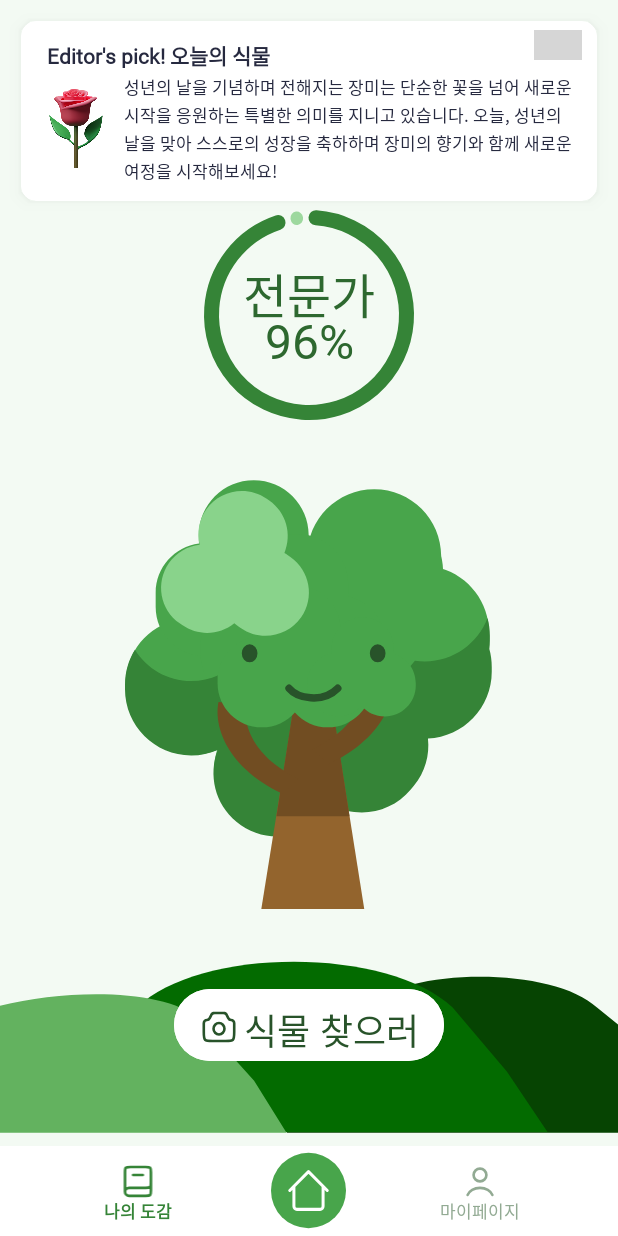
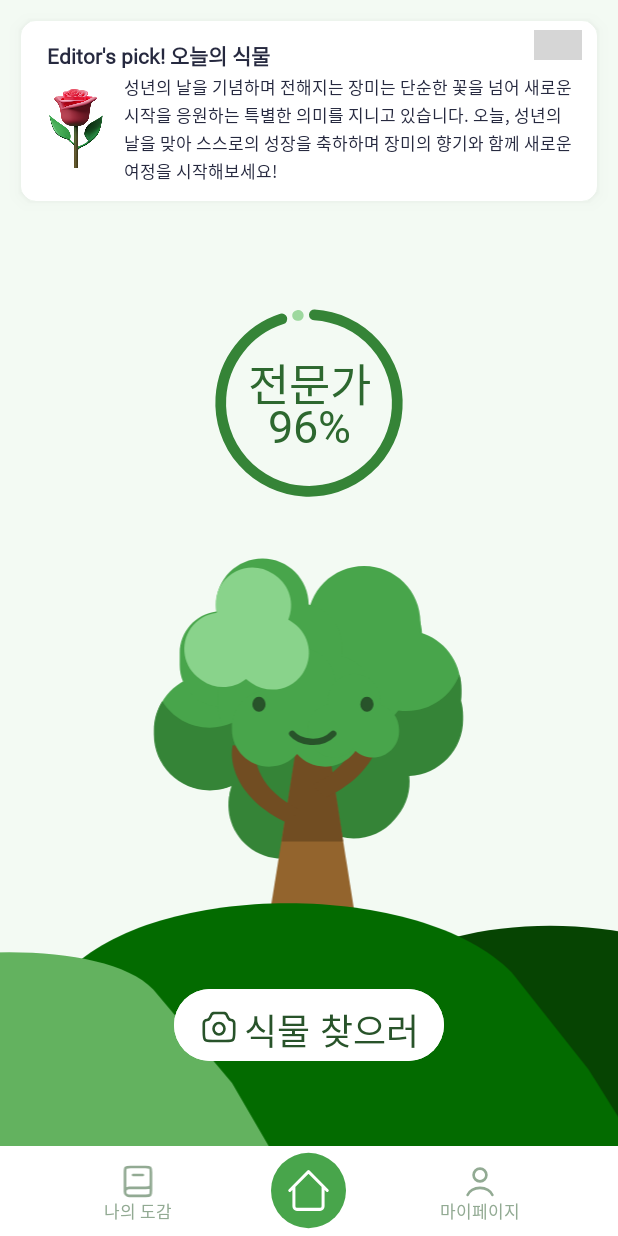
Before and after one commit to chaeminyu/android-shick-jip, an Android app: the HomeActivity screen opened directly, with no data from a screen before it, after a tap on an icon or button, on a phone screen of 412 x 824 dp. Run offline under Robolectric (Android 15) with nearby library versions, the phone set to English and light mode, and no system bars; libraries missing offline, so code that uses them is left out: me.relex.circleindicator; plain views replace CircleIndicator3; Roboto replaces fonts that are not available here; 2 statements that could not run were skipped; grey boxes are pictures that could not be loaded.

Commit message:
Feat: integrate BottomNavigationView with ViewPager2 and add dynamic layout resizing

```diff
--- a/app/src/main/java/com/example/shickjip/HomeActivity.kt
+++ b/app/src/main/java/com/example/shickjip/HomeActivity.kt
@@ -2,7 +2,7 @@ package com.example.shickjip
 
 import android.os.Bundle
 import androidx.appcompat.app.AppCompatActivity
-import androidx.fragment.app.Fragment
+import androidx.viewpager2.widget.ViewPager2
 import com.example.shickjip.databinding.ActivityHomeBinding
 
 class HomeActivity : AppCompatActivity() {
@@ -15,15 +15,13 @@ class HomeActivity : AppCompatActivity() {
         binding = ActivityHomeBinding.inflate(layoutInflater)
         setContentView(binding.root)
 
-        // 초기 화면 설정: HomeFragment
-        if (savedInstanceState == null) {
-            replaceFragment(HomeFragment(), null)
-        }
+        // ViewPager 설정
+        val adapter = HomeBNVAdapter(this)
+        binding.viewPager.adapter = adapter
+        binding.viewPager.currentItem = currentSelectedIndex
 
-        // 바텀 네비게이션 화면 전환
+        // BottomNavigationView 화면 전환
         binding.bottomNavigationView.setOnItemSelectedListener { item ->
-            // 각 메뉴에 해당하는 프래그먼트에 인덱스 부여
-            val fragments = listOf(ArchiveFragment(), HomeFragment(), MyPageFragment())
             val selectedIndex = when (item.itemId) {
                 R.id.menu_archive -> 0
                 R.id.menu_home -> 1
@@ -31,50 +29,28 @@ class HomeActivity : AppCompatActivity() {
                 else -> return@setOnItemSelectedListener false
             }
 
-            // 같은 탭을 누르면 동작 X
             if (selectedIndex != currentSelectedIndex) {
-                // 애니메이션 설정
-                val (inAnim, outAnim) = if (selectedIndex > currentSelectedIndex) {
-                    R.anim.slide_in_right to R.anim.slide_out_left
-                } else {
-                    R.anim.slide_in_left to R.anim.slide_out_right
-                }
-
-                // 애니메이션 적용된 프래그먼트 전환
-                replaceFragment(fragments[selectedIndex], inAnim to outAnim)
-                currentSelectedIndex = selectedIndex // 인덱스 업데이트
+                binding.viewPager.setCurrentItem(selectedIndex, true)
+                currentSelectedIndex = selectedIndex
             }
             true
         }
+
+        // ViewPager 페이지 변경 리스너 설정
+        binding.viewPager.registerOnPageChangeCallback(object : ViewPager2.OnPageChangeCallback() {
+            override fun onPageSelected(position: Int) {
+                currentSelectedIndex = position
+                binding.bottomNavigationView.menu.getItem(position).isChecked = true
+            }
+        })
 
         // 홈 버튼 클릭 리스너
         binding.homeButtonIcon.setOnClickListener {
             val homeIndex = 1
             if (currentSelectedIndex != homeIndex) {
-                val (inAnim, outAnim) = when {
-                    currentSelectedIndex == 0 -> { // 도감 -> 홈
-                        R.anim.slide_in_right to R.anim.slide_out_left
-                    }
-
-                    currentSelectedIndex == 2 -> { // 마이페이지 -> 홈
-                        R.anim.slide_in_left to R.anim.slide_out_right
-                    }
-
-                    else -> { // else 처리
-                        R.anim.slide_in_left to R.anim.slide_out_right
-                    }
-                }
-                replaceFragment(HomeFragment(), inAnim to outAnim)
+                binding.viewPager.setCurrentItem(homeIndex, true)
                 currentSelectedIndex = homeIndex
             }
         }
     }
-
-    private fun replaceFragment(fragment: Fragment, animations: Pair<Int, Int>?) {
-        val transaction = supportFragmentManager.beginTransaction()
-        animations?.let { (inAnim, outAnim) ->
-            transaction.setCustomAnimations(inAnim, outAnim)
-        }
-        transaction.replace(binding.fragmentContainer.id, fragment).commit()
-    }
 }
--- /dev/null
+++ b/app/src/main/java/com/example/shickjip/HomeBNVAdapter.kt
@@ -0,0 +1,17 @@
+package com.example.shickjip
+
+import androidx.fragment.app.Fragment
+import androidx.fragment.app.FragmentActivity
+import androidx.viewpager2.adapter.FragmentStateAdapter
+
+class HomeBNVAdapter(activity: FragmentActivity) : FragmentStateAdapter(activity) {
+    private val fragments = listOf(
+        ArchiveFragment(),
+        HomeFragment(),
+        MyPageFragment()
+    )
+
+    override fun getItemCount(): Int = fragments.size
+
+    override fun createFragment(position: Int): Fragment = fragments[position]
+}
--- a/app/src/main/res/drawable/home_hill.xml
+++ b/app/src/main/res/drawable/home_hill.xml
@@ -2,7 +2,7 @@
     android:width="412dp"
     android:height="135dp"
     android:viewportWidth="412"
-    android:viewportHeight="135">
+    android:viewportHeight="126">
   <path
       android:pathData="M191.02,126.2L242.79,42.92C271.01,15.41 369.27,15.68 398,42.92L502,126.2"
       android:fillColor="#064402"/>
--- a/app/src/main/res/layout/activity_home.xml
+++ b/app/src/main/res/layout/activity_home.xml
@@ -6,16 +6,14 @@
     android:layout_height="match_parent">
 
     <!-- Fragment가 표시될 부분 -->
-    <androidx.fragment.app.FragmentContainerView
-        android:id="@+id/fragment_container"
+    <androidx.viewpager2.widget.ViewPager2
+        android:id="@+id/viewPager"
         android:layout_width="0dp"
         android:layout_height="0dp"
+        app:layout_constraintTop_toTopOf="parent"
         app:layout_constraintBottom_toTopOf="@id/bottom_navigation_view"
-        app:layout_constraintEnd_toEndOf="parent"
-        app:layout_constraintHorizontal_bias="0.0"
         app:layout_constraintStart_toStartOf="parent"
-        app:layout_constraintTop_toTopOf="parent"
-        app:layout_constraintVertical_bias="0.0" />
+        app:layout_constraintEnd_toEndOf="parent" />
 
     <!-- BottomNavigationView -->
     <com.google.android.material.bottomnavigation.BottomNavigationView
--- a/app/src/main/res/layout/fragment_home.xml
+++ b/app/src/main/res/layout/fragment_home.xml
@@ -41,27 +41,32 @@
 
     <androidx.constraintlayout.widget.ConstraintLayout
         android:id="@+id/level"
-        android:layout_width="match_parent"
-        android:layout_height="wrap_content"
+        android:layout_width="0dp"
+        android:layout_height="0dp"
         android:layout_marginBottom="28dp"
-        app:layout_constraintBottom_toTopOf="@+id/home_tree">
+        app:layout_constraintHeight_percent="0.18"
+        app:layout_constraintWidth_percent="0.32"
+        app:layout_constraintBottom_toTopOf="@+id/home_tree"
+        app:layout_constraintStart_toStartOf="parent"
+        app:layout_constraintEnd_toEndOf="parent">
 
         <!-- Circular ProgressBar -->
         <com.google.android.material.progressindicator.CircularProgressIndicator
             android:id="@+id/progress_bar"
-            android:layout_width="180dp"
-            android:layout_height="180dp"
+            android:layout_width="0dp"
+            android:layout_height="0dp"
             android:max="100"
             android:progress="78"
+            app:indicatorSize="140dp"
             app:indicatorColor="@color/green6"
-            app:indicatorSize="140dp"
-            app:layout_constraintBottom_toBottomOf="@+id/level"
-            app:layout_constraintLeft_toLeftOf="parent"
-            app:layout_constraintRight_toRightOf="parent"
+            app:layout_constraintDimensionRatio="1:1"
+            app:layout_constraintBottom_toBottomOf="parent"
+            app:layout_constraintTop_toTopOf="parent"
+            app:layout_constraintStart_toStartOf="parent"
+            app:layout_constraintEnd_toEndOf="parent"
             app:trackColor="@color/green4"
             app:trackCornerRadius="5dp"
-            app:trackThickness="10dp" />
-
+            app:trackThickness="8dp" />
 
         <!-- Title TextView inside ProgressBar -->
         <TextView
@@ -73,7 +78,7 @@
             android:lineSpacingExtra="-10dp"
             android:text="루키\n78.6%"
             android:textColor="@color/green7"
-            android:textSize="32dp"
+            android:textSize="30dp"
             app:layout_constraintBottom_toBottomOf="@+id/progress_bar"
             app:layout_constraintEnd_toEndOf="@+id/progress_bar"
             app:layout_constraintStart_toStartOf="@+id/progress_bar"
@@ -100,10 +105,10 @@
     <!-- Tooltip Container -->
     <androidx.constraintlayout.widget.ConstraintLayout
         android:id="@+id/tooltipContainer"
-        android:layout_width="wrap_content"
+        android:layout_width="0dp"
         android:layout_height="wrap_content"
         android:elevation="18dp"
-        android:visibility="gone"
+        android:visibility="visible"
         android:background="@color/transparent"
         android:layout_marginTop="-40dp"
         android:layout_marginBottom="20dp"
@@ -125,15 +130,17 @@
         <!-- 말풍선 배경 -->
         <LinearLayout
             android:id="@+id/tooltipBackground"
-            android:layout_width="wrap_content"
+            android:layout_width="0dp"
             android:layout_height="wrap_content"
             android:background="@drawable/tooltip_background"
             android:orientation="vertical"
             android:elevation="18dp"
+            app:layout_constraintWidth_percent="0.85"
             android:layout_marginHorizontal="15dp"
             android:layout_marginBottom="20dp"
             android:paddingVertical="16dp"
-            android:paddingHorizontal="28dp"
+            android:gravity="center"
+            android:paddingHorizontal="10dp"
             app:layout_constraintEnd_toEndOf="parent"
             app:layout_constraintStart_toStartOf="parent"
             app:layout_constraintTop_toBottomOf="@+id/tooltipPolygon"
@@ -156,35 +163,40 @@
                 android:id="@+id/tooltipBody"
                 android:layout_width="wrap_content"
                 android:layout_height="wrap_content"
-                android:layout_marginTop="5dp"
+                android:layout_marginTop="3dp"
                 android:fontFamily="@font/pretendard_light"
                 android:gravity="center"
                 android:text="더 많은 포인트를 모아 {nextlevel}로 올라갈 수 있어요.\n식물을 찾으러 떠나거나, 일기를 작성하여 등급을 올려보세요!"
                 android:textColor="@android:color/black"
-                android:textSize="13sp" />
+                android:textSize="12sp" />
         </LinearLayout>
     </androidx.constraintlayout.widget.ConstraintLayout>
 
     <ImageView
         android:id="@+id/home_tree"
-        android:layout_width="wrap_content"
-        android:layout_height="wrap_content"
+        android:layout_width="0dp"
+        android:layout_height="0dp"
         android:src="@drawable/home_tree"
-        android:layout_marginBottom="146dp"
-        app:layout_constraintBottom_toBottomOf="@+id/home_hill"
+        android:layout_marginBottom="-50dp"
+        app:layout_constraintBottom_toTopOf="@+id/home_hill"
+        app:layout_constraintStart_toStartOf="parent"
         app:layout_constraintEnd_toEndOf="parent"
-        app:layout_constraintStart_toStartOf="parent" />
+        app:layout_constraintDimensionRatio="1.6:1" />
+
 
     <ImageView
         android:id="@+id/home_hill"
-        android:layout_width="wrap_content"
-        android:layout_height="wrap_content"
+        android:layout_width="0dp"
+        android:layout_height="0dp"
+        android:scaleType="centerCrop"
         android:src="@drawable/home_hill"
+        android:translationY="10dp"
         app:layout_constraintBottom_toBottomOf="parent"
-        app:layout_constraintHorizontal_bias="0.0"
-        app:layout_constraintLeft_toLeftOf="parent"
-        app:layout_constraintRight_toRightOf="parent" />
-
+        app:layout_constraintDimensionRatio="2.6:1"
+        app:layout_constraintEnd_toEndOf="parent"
+        app:layout_constraintHeight_default="percent"
+        app:layout_constraintHeight_percent="0.25"
+        app:layout_constraintStart_toStartOf="parent" />
 
     <com.google.android.material.button.MaterialButton
         android:id="@+id/button_with_icon"
```
